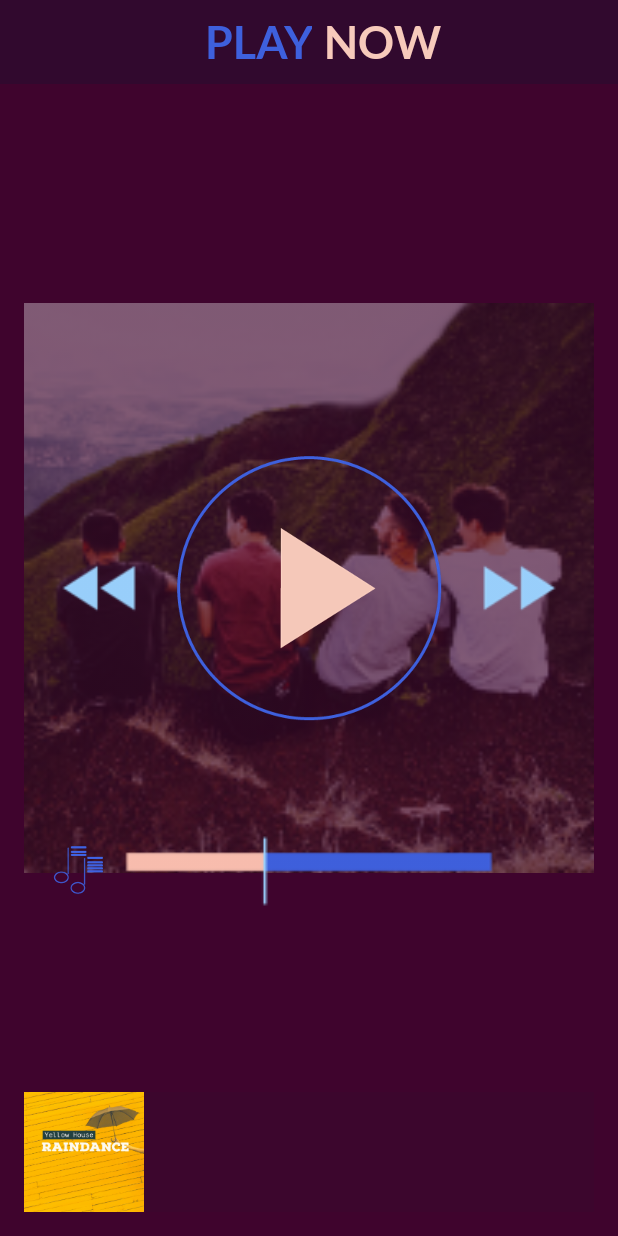
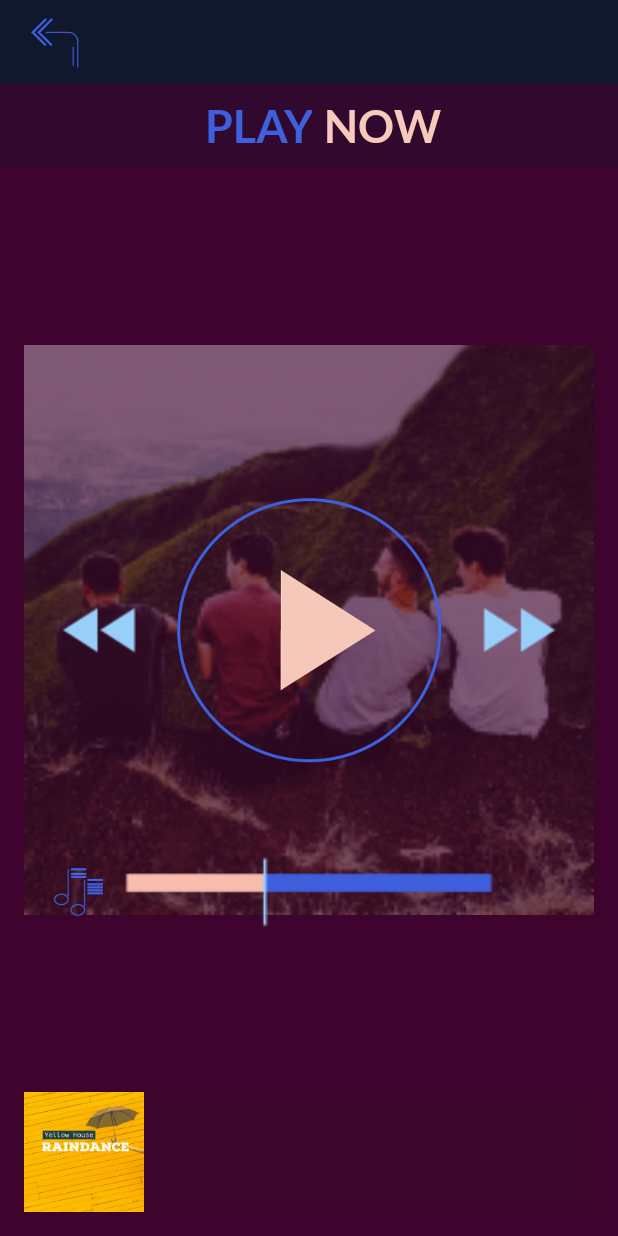
Before and after one commit to John-Lund/MusicPlayerProject, an Android app: the PlayActivity screen opened directly, with no data from a screen before it, on a phone screen of 412 x 824 dp. Run offline under Robolectric (Android 15) with nearby library versions, the light colour scheme and no system bars; 3 statements that could not run were skipped.

Commit message:
added back buttons

```diff
--- a/app/src/main/java/com/example/android/musicplayerproject/PlayActivity.java
+++ b/app/src/main/java/com/example/android/musicplayerproject/PlayActivity.java
@@ -47,6 +47,15 @@ public class PlayActivity extends AppCompatActivity {
         receivedIntent = getIntent();
         // setting play state to false
         playIsOn = false;
+
+        // setting up the back button
+        ImageView back = findViewById(R.id.play_back_button);
+        back.setOnClickListener(new View.OnClickListener() {
+            @Override
+            public void onClick(View v) {
+                finish();
+            }
+        });
 
         //// intergating received intents and linking to appropriate methods
         if (receivedIntent.getStringExtra("object class").equals("Song")) {
@@ -149,4 +158,12 @@ public class PlayActivity extends AppCompatActivity {
         songs = album.getAlbumSongs();
         songPlaying = songs.indexOf(song);
     }
+
+    public void close(View v){
+
+    finish();
+
+    }
+
+
 }
--- a/app/src/main/res/layout/activity_play2.xml
+++ b/app/src/main/res/layout/activity_play2.xml
@@ -8,22 +8,47 @@
     android:background="@color/backgroundPurple"
     tools:context="com.example.android.musicplayerproject.PlayActivity">
 
+
+    <android.support.constraint.ConstraintLayout
+        android:layout_width="match_parent"
+        android:layout_height="56dp"
+        android:background="@color/colorPrimaryDark"
+        app:layout_constraintEnd_toEndOf="parent"
+        app:layout_constraintStart_toStartOf="parent"
+        app:layout_constraintTop_toTopOf="parent">
+
+        <ImageView
+            android:id="@+id/play_back_button"
+            android:layout_width="wrap_content"
+            android:layout_height="0dp"
+            android:layout_marginStart="16dp"
+            android:layout_marginTop="8dp"
+            android:contentDescription="@string/back_button"
+            app:layout_constraintStart_toStartOf="parent"
+            app:layout_constraintTop_toTopOf="parent"
+            app:srcCompat="@drawable/musicapp_icon_back_blue" />
+    </android.support.constraint.ConstraintLayout>
+
     <TextView
         android:id="@+id/textView7"
         android:layout_width="0dp"
         android:layout_height="56dp"
+        android:layout_marginTop="56dp"
         android:background="@color/colorPrimary"
         app:layout_constraintEnd_toEndOf="parent"
-        app:layout_constraintStart_toStartOf="parent" />
+        app:layout_constraintStart_toStartOf="parent"
+        app:layout_constraintTop_toTopOf="parent" />
 
     <android.support.constraint.ConstraintLayout
         android:id="@+id/constraintLayout"
         android:layout_width="wrap_content"
         android:layout_height="56dp"
         android:layout_marginEnd="8dp"
+        android:layout_marginTop="56dp"
         app:layout_constraintEnd_toEndOf="parent"
         app:layout_constraintHorizontal_bias="0.556"
-        app:layout_constraintStart_toStartOf="parent">
+        app:layout_constraintStart_toStartOf="parent"
+        app:layout_constraintTop_toTopOf="parent">
 
         <TextView
             android:id="@+id/play_now_text"
@@ -215,4 +240,6 @@
         app:layout_constraintTop_toBottomOf="@+id/play_play_icon"
         app:srcCompat="@drawable/musicappicon_progress_bar" />
 
+
+
 </android.support.constraint.ConstraintLayout>
```
Also changed, not shown: app/build.gradle (+4 -4 lines), app/src/main/java/com/example/android/musicplayerproject/AlbumActivity.java (+9 -0 lines), app/src/main/java/com/example/android/musicplayerproject/ArtistAcitvity.java (+8 -0 lines), app/src/main/res/layout/activity_album.xml (+22 -0 lines), app/src/main/res/layout/activity_artist_acitvity.xml (+23 -1 lines).
